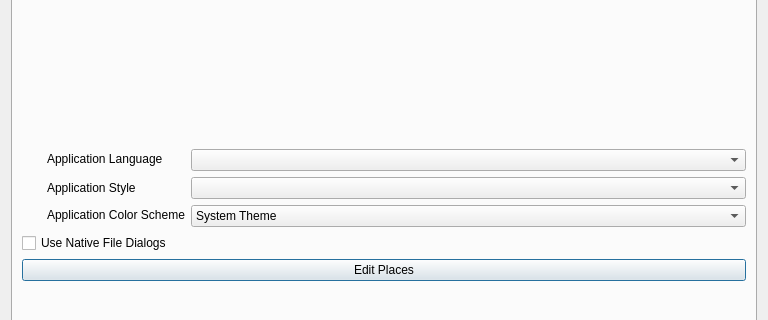
sithlord48/blackchocobo, file src/dialogs/options.ui: the form before one commit; both pictures show x 0 to 768 and y 115 to 435 of the 768 by 657 pixel window.
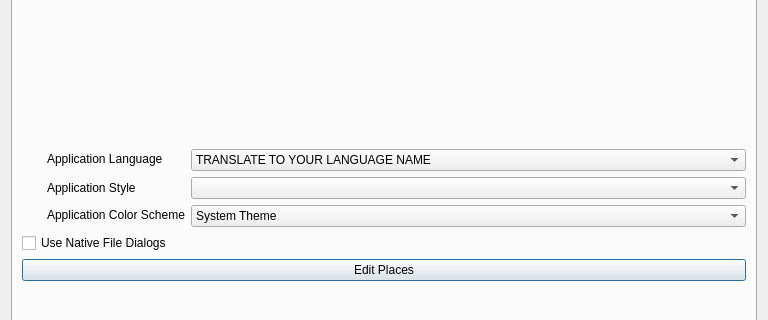
The form after the commit. Icons and pictures are not drawn.

What changed in the file:
```diff
--- a/src/dialogs/options.ui
+++ b/src/dialogs/options.ui
@@ -108,6 +108,11 @@
          <property name="toolTip">
           <string/>
          </property>
+         <item>
+          <property name="text">
+           <string>TRANSLATE TO YOUR LANGUAGE NAME</string>
+          </property>
+         </item>
         </widget>
        </item>
        <item row="1" column="0">
```
Left out of the diff: 73 changed lines with no effect on the pictures.
